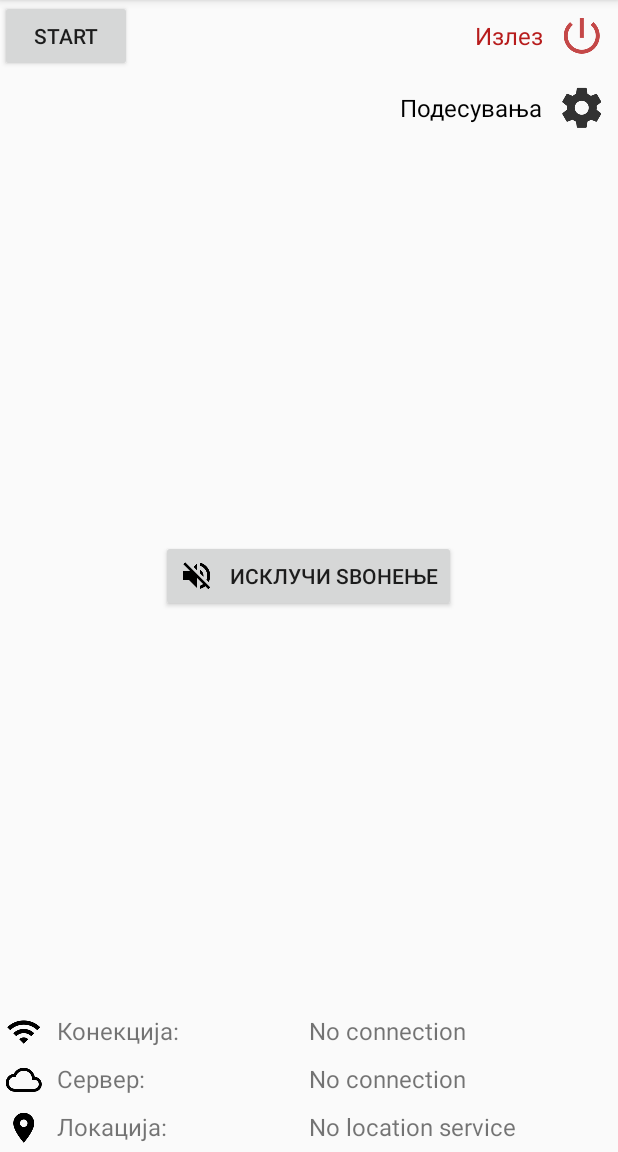
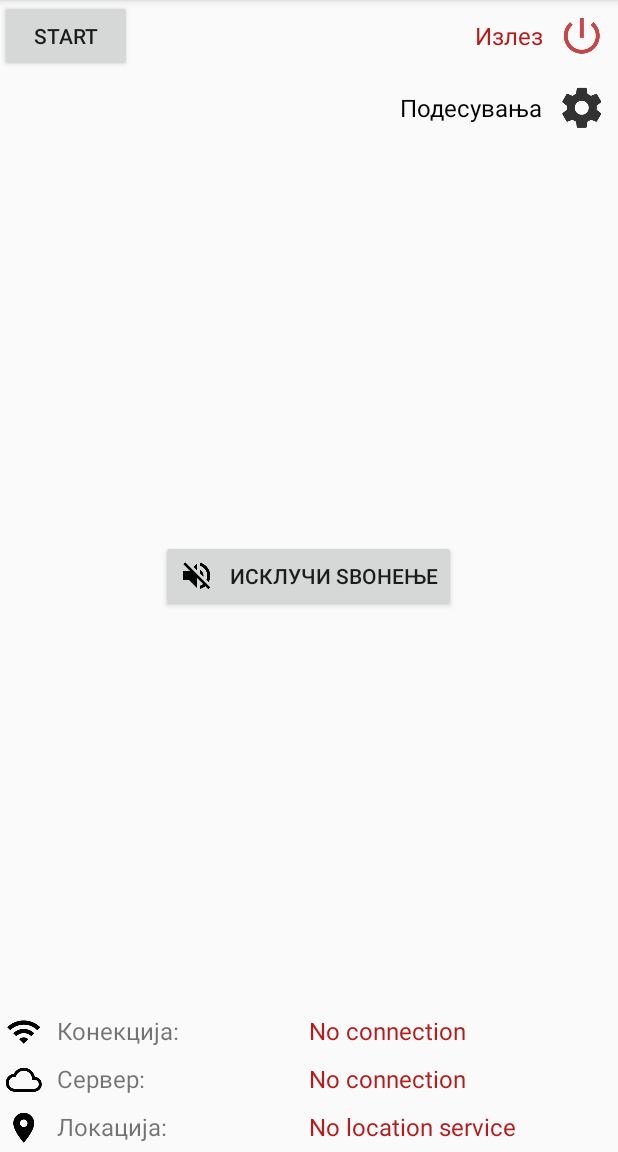
Before and after one commit to VelikovPetar/TaxiKooperant, an Android app: the MainActivity screen opened directly, with no data from a screen before it, on a phone screen of 412 x 824 dp, the part 84-1236 px from its top. Run offline under Robolectric (Android 15) with nearby library versions, the phone set to English and light mode, and no system bars; our stand-ins replace Dagger/Hilt's generated code, RxJava.

Commit message:
Updated settings screens.

```diff
--- a/app/src/main/java/com/petarvelikov/taxikooperant/constants/Constants.java
+++ b/app/src/main/java/com/petarvelikov/taxikooperant/constants/Constants.java
@@ -8,6 +8,7 @@ public class Constants {
     public static final String SHOULD_STOP_FOREGROUND = "should_stop_foreground";
     public static final float DEFAULT_VOLUME = 0.5f;
     public static final int DEFAULT_INTERVAL = 25;
+    public static final String IS_COMING_FROM_MAIN_ACTIVITY = "coming_from_main";
 
     public interface ACTION {
         String START_FOREGROUND = "com.petarvelikov.taxikooperant.action.startforeground";
--- a/app/src/main/java/com/petarvelikov/taxikooperant/view/MainActivity.java
+++ b/app/src/main/java/com/petarvelikov/taxikooperant/view/MainActivity.java
@@ -17,6 +17,8 @@ import com.petarvelikov.taxikooperant.model.tcp.TcpService;
 import com.petarvelikov.taxikooperant.view_model.MessageViewModel;
 import com.petarvelikov.taxikooperant.view_model.StatusViewModel;
 
+import org.w3c.dom.Text;
+
 import javax.inject.Inject;
 
 import io.reactivex.Observer;
@@ -34,7 +36,10 @@ public class MainActivity extends AppCompatActivity {
     private Disposable statusDisposable;
 
 
-    private TextView textViewConnection, textViewServer, textViewLocation;
+    private TextView textViewConnection, textViewServer, textViewLocation,
+            textViewExit, textViewSettings;
+    private Button buttonStop;
+    private boolean shouldGoForeground = true;
 
     @Override
     protected void onCreate(Bundle savedInstanceState) {
@@ -81,12 +86,14 @@ public class MainActivity extends AppCompatActivity {
     protected void onStart() {
         super.onStart();
         goBackground();
+        shouldGoForeground = true;
     }
 
     @Override
     protected void onStop() {
         super.onStop();
         goForeground();
+        Log.d("LIFE", "OnStop Main");
     }
 
     private void bindUi() {
@@ -99,8 +106,37 @@ public class MainActivity extends AppCompatActivity {
                 startService(intent);
             }
         });
-        Button stopButton = (Button) findViewById(R.id.btnStopRinging);
-        stopButton.setOnClickListener(new View.OnClickListener() {
+        setupExitButton();
+        setupSettingsButton();
+        setupStopButton();
+        textViewConnection = (TextView) findViewById(R.id.txtConnectionStatus);
+        textViewServer = (TextView) findViewById(R.id.txtServerStatus);
+        textViewLocation = (TextView) findViewById(R.id.txtLocationStatus);
+    }
+
+    private void setupExitButton() {
+        textViewExit = (TextView) findViewById(R.id.txtExit);
+        textViewExit.setOnClickListener(new View.OnClickListener() {
+            @Override
+            public void onClick(View v) {
+
+            }
+        });
+    }
+
+    private void setupSettingsButton() {
+        textViewSettings = (TextView) findViewById(R.id.txtSettings);
+        textViewSettings.setOnClickListener(new View.OnClickListener() {
+            @Override
+            public void onClick(View v) {
+                goToSettingsActivity();
+            }
+        });
+    }
+
+    private void setupStopButton() {
+        buttonStop = (Button) findViewById(R.id.btnStopRinging);
+        buttonStop.setOnClickListener(new View.OnClickListener() {
             @Override
             public void onClick(View v) {
                 Intent intent = new Intent(MainActivity.this, TcpService.class);
@@ -108,9 +144,6 @@ public class MainActivity extends AppCompatActivity {
                 startService(intent);
             }
         });
-        textViewConnection = (TextView) findViewById(R.id.txtConnectionStatus);
-        textViewServer = (TextView) findViewById(R.id.txtServerStatus);
-        textViewLocation = (TextView) findViewById(R.id.txtLocationStatus);
     }
 
     private void subscribeForStatusUpdates() {
@@ -152,34 +185,43 @@ public class MainActivity extends AppCompatActivity {
         switch (status.getNetworkStatus()) {
             case StatusModel.NOT_CONNECTED:
                 textViewConnection.setText(R.string.status_no_connection);
+                textViewConnection.setTextColor(getResources().getColor(R.color.colorRed));
                 break;
             case StatusModel.CONNECTING:
                 textViewConnection.setText(R.string.status_connecting);
+                textViewConnection.setTextColor(getResources().getColor(R.color.colorYellow));
                 break;
             case StatusModel.CONNECTED:
                 textViewConnection.setText(R.string.status_connected);
+                textViewConnection.setTextColor(getResources().getColor(R.color.colorGreen));
                 break;
         }
         switch (status.getServerStatus()) {
             case StatusModel.NOT_CONNECTED:
                 textViewServer.setText(R.string.status_no_connection);
+                textViewServer.setTextColor(getResources().getColor(R.color.colorRed));
                 break;
             case StatusModel.CONNECTING:
                 textViewServer.setText(R.string.status_connecting);
+                textViewServer.setTextColor(getResources().getColor(R.color.colorYellow));
                 break;
             case StatusModel.CONNECTED:
                 textViewServer.setText(R.string.status_connected);
+                textViewServer.setTextColor(getResources().getColor(R.color.colorGreen));
                 break;
         }
         switch (status.getLocationServiceStatus()) {
             case StatusModel.NO_LOCATION_SERVICE:
                 textViewLocation.setText(R.string.no_location);
+                textViewLocation.setTextColor(getResources().getColor(R.color.colorRed));
                 break;
             case StatusModel.NETWORK:
                 textViewLocation.setText(R.string.network);
+                textViewLocation.setTextColor(getResources().getColor(R.color.colorYellow));
                 break;
             case StatusModel.GPS:
                 textViewLocation.setText(R.string.gps);
+                textViewLocation.setTextColor(getResources().getColor(R.color.colorGreen));
                 break;
         }
     }
@@ -193,6 +235,9 @@ public class MainActivity extends AppCompatActivity {
     }
 
     private void goForeground() {
+        if (!shouldGoForeground) {
+            return;
+        }
         Log.d("Main", "Going foreground");
         Intent intent = new Intent(this, TcpService.class);
         intent.setAction(Constants.ACTION.START_FOREGROUND);
@@ -208,6 +253,13 @@ public class MainActivity extends AppCompatActivity {
 
     }
 
+    private void goToSettingsActivity() {
+        shouldGoForeground = false;
+        Intent intent = new Intent(this, SettingsActivity.class);
+        intent.putExtra(Constants.IS_COMING_FROM_MAIN_ACTIVITY, true);
+        startActivity(intent);
+    }
+
     private void releaseViewModels() {
         statusViewModel.dispose();
         statusViewModel = null;
--- a/app/src/main/java/com/petarvelikov/taxikooperant/view_model/SettingsController.java
+++ b/app/src/main/java/com/petarvelikov/taxikooperant/view_model/SettingsController.java
@@ -1,4 +1,4 @@
-package com.petarvelikov.taxikooperant.model.settings;
+package com.petarvelikov.taxikooperant.view_model;
 
 import android.content.SharedPreferences;
 import android.util.Log;
@@ -19,8 +19,7 @@ public class SettingsController {
     }
 
     public boolean hasUserId() {
-//        return sharedPreferences.contains(Constants.USER_ID);
-        return false;
+        return sharedPreferences.contains(Constants.USER_ID);
     }
 
     public String getUserId() {
--- a/app/src/main/res/layout/activity_main.xml
+++ b/app/src/main/res/layout/activity_main.xml
@@ -18,7 +18,7 @@
         android:gravity="center_vertical"
         android:padding="8dp"
         android:text="@string/exit"
-        android:textColor="@color/colorExitRed"
+        android:textColor="@color/colorRed"
         android:textSize="16sp" />
 
     <TextView
--- a/app/src/main/res/values/colors.xml
+++ b/app/src/main/res/values/colors.xml
@@ -3,7 +3,9 @@
     <color name="colorPrimary">#3F51B5</color>
     <color name="colorPrimaryDark">#303F9F</color>
     <color name="colorAccent">#FF4081</color>
-    <color name="colorExitRed">#b71c1c</color>
+    <color name="colorRed">#b71c1c</color>
+    <color name="colorYellow">#f9a825</color>
+    <color name="colorGreen">#2e7d32</color>
     <color name="colorBlack">#000000</color>
     <color name="colorDarkText">#212121</color>
 </resources>
```
Also changed, not shown: app/src/main/java/com/petarvelikov/taxikooperant/view/SettingsActivity.java (+36 -15 lines).
